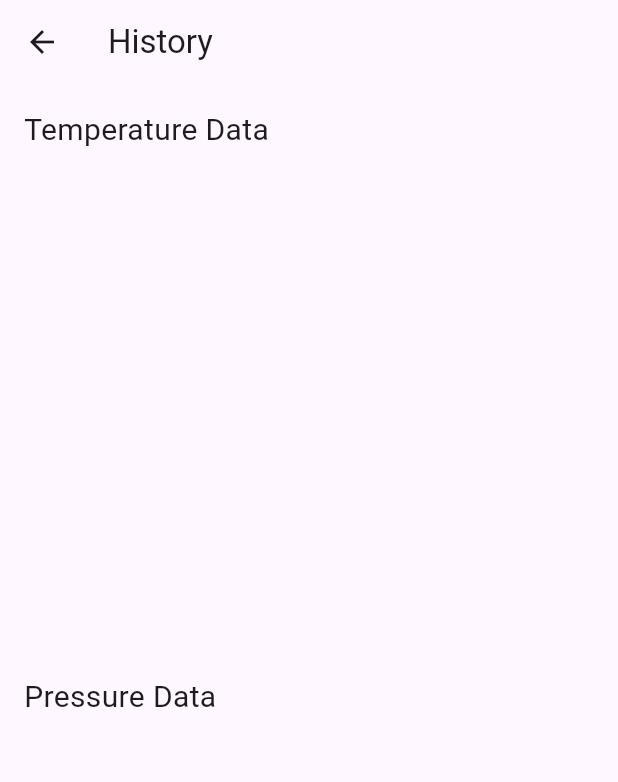
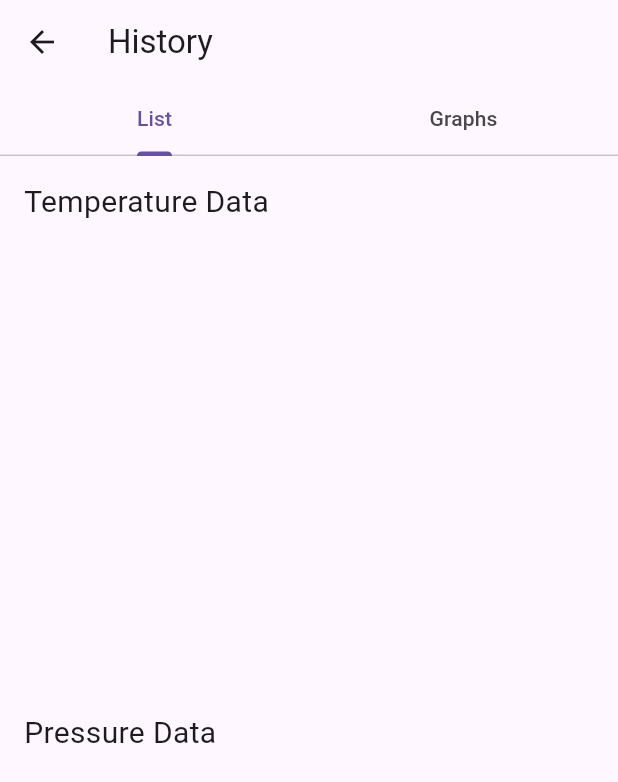
Before and after one commit to EbenezeriMaleko/machine-monitory-app, a Flutter app: the HistoryPage screen opened by its route, on a phone screen of 412 x 824 dp. Shown: the top 782 px of the screen. Run offline on Flutter 3.47's test engine with Material 3 defaults, Android fonts, the light colour scheme and no system bars; our stand-ins replace fl_chart, sqflite; accounts and stored records are empty.

Commit message:
History graph

```diff
--- a/lib/Pages/history_page.dart
+++ b/lib/Pages/history_page.dart
@@ -1,6 +1,7 @@
 import 'package:flutter/material.dart';
 import 'package:machine_monitory/data/database_helper.dart';
 import 'package:intl/intl.dart';
+import 'package:fl_chart/fl_chart.dart';
 
 class HistoryPage extends StatefulWidget {
   const HistoryPage({super.key});
@@ -38,13 +39,72 @@ class _HistoryPageState extends State<HistoryPage> {
     return formatter.format(localTime);
   }
 
+  Map<String, double> getLatestValuesPerDay(List<Map<String, dynamic>> data) {
+    Map<String, double> latestValues = {};
+
+    for (var record in data) {
+      DateTime date = DateTime.parse(record['timestamp']).toLocal();
+      String dateString = DateFormat('yyyy-MM-dd').format(date);
+      double value = record['value'];
+
+      if (!latestValues.containsKey(dateString)) {
+        latestValues[dateString] = value;
+      } else {
+        latestValues[dateString] = value;
+      }
+    }
+
+    return latestValues;
+  }
+
   @override
   Widget build(BuildContext context) {
-    return Scaffold(
+    Map<String, double> latestTempValues = getLatestValuesPerDay(temperatureData);
+    Map<String, double> latestPressValues = getLatestValuesPerDay(pressureData);
+
+    List<BarChartGroupData> temperatureBarGroups = latestTempValues.entries.map((entry) {
+      return BarChartGroupData(
+        x: DateTime.parse(entry.key).millisecondsSinceEpoch,
+        barRods: [
+          BarChartRodData(
+            toY: entry.value,
+            color: Colors.red,
+            width: 15,
+            borderRadius: BorderRadius.circular(4),
+          ),
+        ],
+      );
+    }).toList();
+
+    List<BarChartGroupData> pressureBarGroups = latestPressValues.entries.map((entry) {
+      return BarChartGroupData(
+        x: DateTime.parse(entry.key).millisecondsSinceEpoch,
+        barRods: [
+          BarChartRodData(
+            toY: entry.value,
+            color: Colors.blue,
+            width: 15,
+            borderRadius: BorderRadius.circular(4),
+          ),
+        ],
+      );
+    }).toList();
+
+    return DefaultTabController(
+      length: 2,
+      child: Scaffold(
         appBar: AppBar(
           title: const Text('History'),
+          bottom: const TabBar(
+            tabs: [
+              Tab(text: 'List'),
+              Tab(text: 'Graphs'),
+            ],
           ),
-      body: Padding(
+        ),
+        body: TabBarView(
+          children: [
+            Padding(
               padding: const EdgeInsets.all(16.0),
               child: Column(
                 crossAxisAlignment: CrossAxisAlignment.start,
@@ -56,8 +116,7 @@ class _HistoryPageState extends State<HistoryPage> {
                       itemBuilder: (context, index) {
                         return ListTile(
                           title: Text('${temperatureData[index]['value']} °C'),
-                    subtitle: Text(
-                        formatTimestamp(temperatureData[index]['timestamp'])),
+                          subtitle: Text(formatTimestamp(temperatureData[index]['timestamp'])),
                         );
                       },
                     ),
@@ -70,10 +129,73 @@ class _HistoryPageState extends State<HistoryPage> {
                       itemBuilder: (context, index) {
                         return ListTile(
                           title: Text('${pressureData[index]['value']} Pa'),
-                    subtitle:
-                        Text(formatTimestamp(pressureData[index]['timestamp'])),
+                          subtitle: Text(formatTimestamp(pressureData[index]['timestamp'])),
                         );
                       },
+                    ),
+                  ),
+                ],
+              ),
+            ),
+            Padding(
+              padding: const EdgeInsets.all(16.0),
+              child: Column(
+                crossAxisAlignment: CrossAxisAlignment.start,
+                children: [
+                  const Text('Temperature Data', style: TextStyle(fontSize: 20)),
+                  Expanded(
+                    child: BarChart(
+                      BarChartData(
+                        minY: 0,
+                        maxY: 300,
+                        alignment: BarChartAlignment.spaceAround,
+                        barGroups: temperatureBarGroups,
+                        titlesData: FlTitlesData(
+                          topTitles: const AxisTitles(sideTitles: SideTitles(showTitles: false)),
+                          bottomTitles: AxisTitles(
+                            sideTitles: SideTitles(
+                              showTitles: true,
+                              getTitlesWidget: (double value, TitleMeta meta) {
+                                String date = DateFormat('MM-dd').format(DateTime.fromMillisecondsSinceEpoch(value.toInt()));
+                                return SideTitleWidget(
+                                  axisSide: meta.axisSide,
+                                  child: Text(date),
+                                );
+                              },
+                            ),
+                          ),
+                        ),
+                      ),
+                    ),
+                  ),
+                  const SizedBox(height: 20),
+                  const Text('Pressure Data', style: TextStyle(fontSize: 20)),
+                  Expanded(
+                    child: BarChart(
+                      BarChartData(
+                        minY: 0,
+                        maxY: 1000,
+                        alignment: BarChartAlignment.spaceAround,
+                        barGroups: pressureBarGroups,
+                        titlesData: FlTitlesData(
+                          topTitles: AxisTitles(sideTitles: SideTitles(showTitles: false)),
+                          bottomTitles: AxisTitles(
+                            sideTitles: SideTitles(
+                              showTitles: true,
+                              getTitlesWidget: (double value, TitleMeta meta) {
+                                String date = DateFormat('MM-dd').format(DateTime.fromMillisecondsSinceEpoch(value.toInt()));
+                                return SideTitleWidget(
+                                  axisSide: meta.axisSide,
+                                  child: Text(date),
+                                );
+                              },
+                            ),
+                          ),
+                        ),
+                      ),
+                    ),
+                  ),
+                ],
               ),
             ),
           ],
```
Lines whose indentation alone changed are shown as unchanged.
